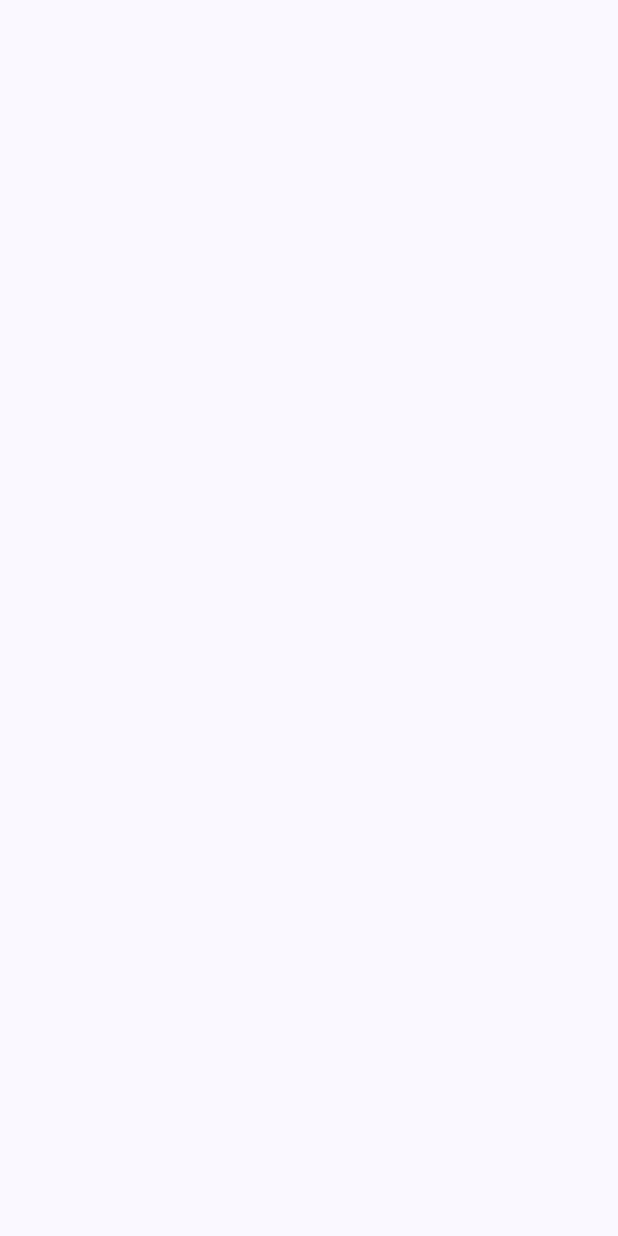
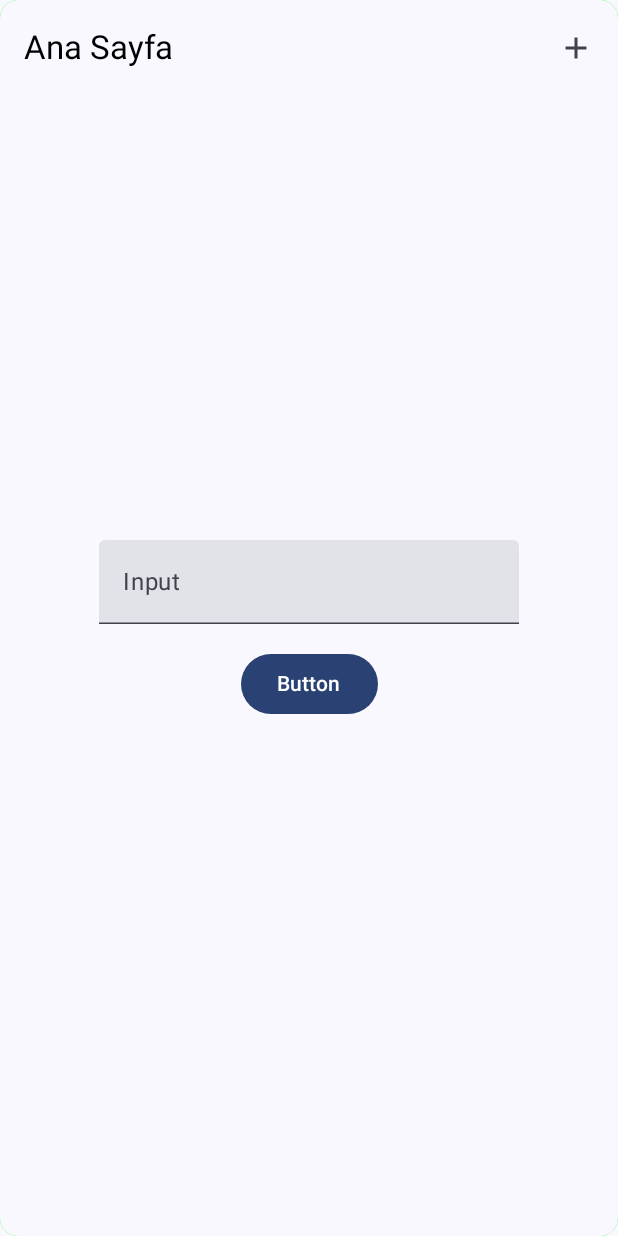
Before and after one commit to esatsatan/halisahamm, an Android app built with Jetpack Compose: the screen it shows after launch (MainActivity), on a phone screen of 412 x 824 dp. Before the commit the screen is empty. Run offline under Robolectric (Android 15) with nearby library versions, the phone set to English and light mode, and no system bars; our stand-ins replace Dagger/Hilt's generated code.

Commit message:
App Bar created

```diff
--- a/app/build.gradle
+++ b/app/build.gradle
@@ -81,7 +81,7 @@ dependencies {
     implementation 'androidx.hilt:hilt-work:1.0.0'
     implementation 'androidx.work:work-runtime-ktx:2.8.1'
 
-    implementation "androidx.hilt:hilt-lifecycle-viewmodel:1.0.0-alpha03"
+    //implementation "androidx.hilt:hilt-lifecycle-viewmodel:1.0.0-alpha03"
 
     def lifecycle_version = "2.2.0"
 
--- a/app/src/main/java/com/example/halisaham/MainActivity.kt
+++ b/app/src/main/java/com/example/halisaham/MainActivity.kt
@@ -4,13 +4,23 @@ import android.os.Bundle
 import androidx.activity.ComponentActivity
 import androidx.activity.compose.setContent
 import androidx.compose.foundation.layout.fillMaxSize
+import androidx.compose.foundation.layout.fillMaxWidth
+import androidx.compose.material3.ExperimentalMaterial3Api
 import androidx.compose.material3.MaterialTheme
+import androidx.compose.material3.Scaffold
 import androidx.compose.material3.Surface
 import androidx.compose.material3.Text
+import androidx.compose.material3.TopAppBar
 import androidx.compose.runtime.Composable
 import androidx.compose.ui.Modifier
+import androidx.compose.ui.graphics.Color
 import androidx.compose.ui.tooling.preview.Preview
+import androidx.navigation.NavController
+import androidx.navigation.compose.NavHost
+import androidx.navigation.compose.composable
+import androidx.navigation.compose.rememberNavController
 import com.example.halisaham.ui.theme.HalisahamTheme
+import com.example.halisaham.view.HomeScreen
 import dagger.hilt.android.AndroidEntryPoint
 
 
@@ -26,6 +36,13 @@ class MainActivity : ComponentActivity() {
                     color = MaterialTheme.colorScheme.background
                 ) {
 
+                    val navController = rememberNavController()
+                    NavHost(navController = navController, startDestination = "Deneme") {
+                        composable(route = "Deneme") {
+                            HomeScreen()
+                        }
+                    }
+
 
                 }
             }
--- /dev/null
+++ b/app/src/main/java/com/example/halisaham/components/CustomAppBar.kt
@@ -0,0 +1,56 @@
+package com.example.halisaham.components
+
+import androidx.compose.foundation.Image
+import androidx.compose.foundation.background
+import androidx.compose.foundation.layout.Box
+import androidx.compose.foundation.layout.fillMaxSize
+import androidx.compose.foundation.layout.fillMaxWidth
+import androidx.compose.foundation.layout.height
+import androidx.compose.foundation.layout.padding
+import androidx.compose.foundation.shape.CircleShape
+import androidx.compose.foundation.shape.RoundedCornerShape
+import androidx.compose.material.icons.Icons
+import androidx.compose.material.icons.filled.Add
+import androidx.compose.material3.ExperimentalMaterial3Api
+import androidx.compose.material3.Icon
+import androidx.compose.material3.IconButton
+import androidx.compose.material3.Text
+import androidx.compose.material3.TopAppBar
+import androidx.compose.runtime.Composable
+import androidx.compose.ui.Alignment
+import androidx.compose.ui.Modifier
+import androidx.compose.ui.draw.clip
+import androidx.compose.ui.graphics.Color
+import androidx.compose.ui.graphics.RectangleShape
+import androidx.compose.ui.layout.ContentScale
+import androidx.compose.ui.res.painterResource
+import androidx.compose.ui.tooling.preview.Preview
+import androidx.compose.ui.unit.dp
+import com.example.halisaham.R
+
+@OptIn(ExperimentalMaterial3Api::class)
+@Composable
+fun CustomAppBar() {
+        TopAppBar(
+            modifier = Modifier
+                .clip(shape = RoundedCornerShape(12.dp))
+                .background(Color.Green)
+            ,
+            title = {
+                Text(text = "Ana Sayfa", color = Color.Black)
+            },
+            actions = {
+                IconButton(onClick = { /*TODO*/ }) {
+                    Icon(imageVector = Icons.Default.Add, contentDescription = "Icon")
+                }
+            },
+
+        )
+
+}
+
+@Preview
+@Composable
+fun CustomAppBarPreview() {
+    CustomAppBar()
+}
--- a/app/src/main/java/com/example/halisaham/view/HomeScreen.kt
+++ b/app/src/main/java/com/example/halisaham/view/HomeScreen.kt
@@ -1,8 +1,53 @@
 package com.example.halisaham.view
 
+import androidx.compose.foundation.layout.Box
+import androidx.compose.foundation.layout.Column
+import androidx.compose.foundation.layout.fillMaxSize
+import androidx.compose.foundation.layout.padding
+import androidx.compose.material3.Button
+import androidx.compose.material3.ExperimentalMaterial3Api
+import androidx.compose.material3.Scaffold
+import androidx.compose.material3.Text
+import androidx.compose.material3.TextField
 import androidx.compose.runtime.Composable
+import androidx.compose.runtime.getValue
+import androidx.compose.runtime.*
+import androidx.compose.runtime.remember
+import androidx.compose.ui.Alignment
+import androidx.compose.ui.Modifier
+import androidx.compose.ui.unit.dp
+import com.example.halisaham.components.CustomAppBar
 
+@OptIn(ExperimentalMaterial3Api::class)
 @Composable
 fun HomeScreen() {
 
+    var text by remember {
+        mutableStateOf("")
+    }
+    CustomAppBar()
+
+    Box(
+        modifier = Modifier.fillMaxSize(),
+        contentAlignment = Alignment.Center
+    ) {
+        Column(
+            horizontalAlignment = Alignment.CenterHorizontally
+        ) {
+            TextField(
+                value = text,
+                onValueChange = { newText ->
+                       text = newText
+                },
+                label = { Text(text = "Input")},
+                modifier = Modifier.padding(16.dp)
+            )
+            Button(onClick = { /*TODO*/ }) {
+                Text(text = "Button")
+            }
+        }
+    }
+
+
+
 }
--- a/app/src/main/java/com/example/halisaham/viewmodel/HomeScreenViewModel.kt
+++ b/app/src/main/java/com/example/halisaham/viewmodel/HomeScreenViewModel.kt
@@ -12,4 +12,6 @@ class HomeScreenViewModel @Inject constructor(
 
 
 
+
+
 }
```
Also changed, not shown: app/src/main/res/drawable/ic_top_app_bar.xml (added, +18 -0 lines).
